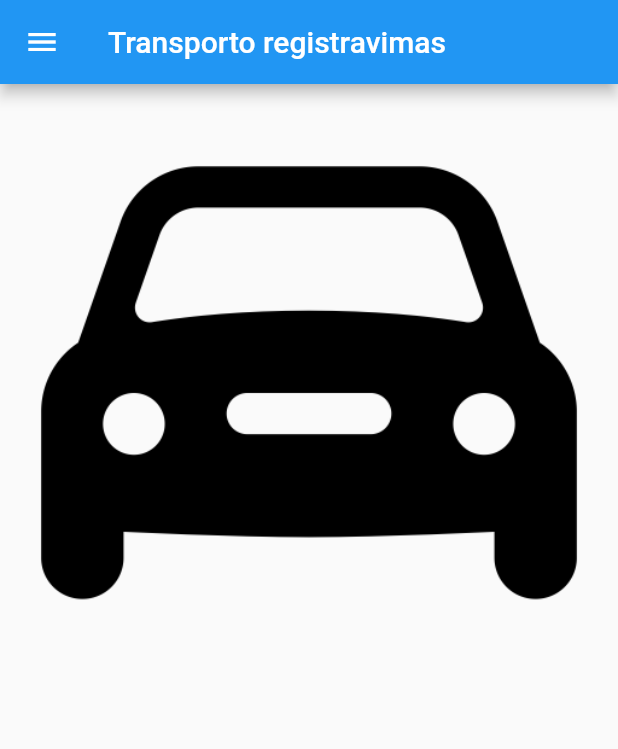
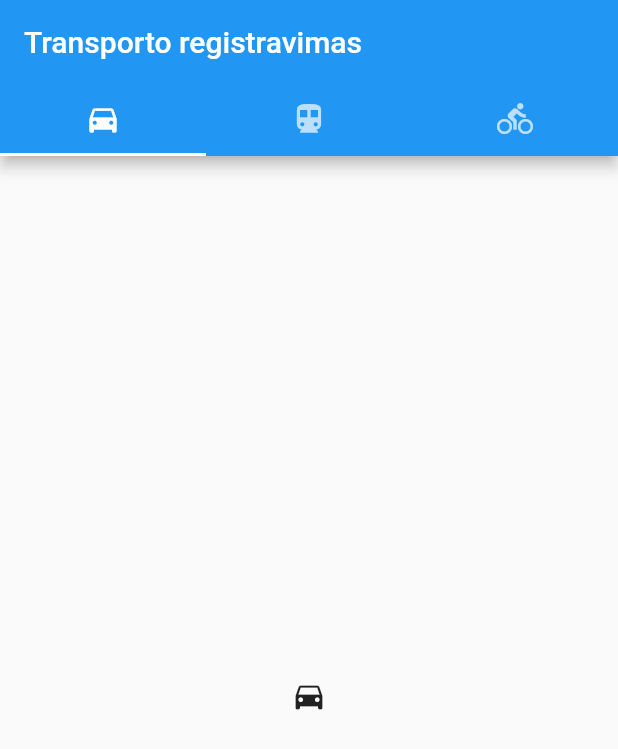
Before and after one commit to ErnestasMa/transporto_registravimas, a Flutter app: the screen it shows after launch, on a phone screen of 412 x 824 dp. Shown: the top 749 px of the screen. Run offline on Flutter 3.47's test engine with Material 2 defaults, Android fonts, the phone set to English and light mode, and no system bars.

```diff
--- a/lib/screens/home.dart
+++ b/lib/screens/home.dart
@@ -1,51 +1,33 @@
 import 'package:flutter/material.dart';
-
 
 class Home extends StatelessWidget {
 
-
   final car = Image.asset('assets/images/car.png');
-
 
   @override
   Widget build(BuildContext context) {
-    return Scaffold(
-      appBar: AppBar(title: Text('Transporto registravimas')),
-      body: car,
-
-      drawer: Drawer(
-        // Add a ListView to the drawer. This ensures the user can scroll
-        // through the options in the drawer if there isn't enough vertical
-        // space to fit everything.
-        child: ListView(
-          // Important: Remove any padding from the ListView.
-          padding: EdgeInsets.zero,
-          children: <Widget>[
-            DrawerHeader(
-              child: Text('Drawer Header'),
-              decoration: BoxDecoration(
-                color: Colors.blue,
+    return MaterialApp(
+      home:
+      DefaultTabController(
+        length: 3,
+        child: Scaffold(
+            appBar: AppBar(
+              bottom: TabBar(
+                tabs: [
+                  Tab(icon: Icon(Icons.directions_car)),
+                  Tab(icon: Icon(Icons.directions_transit)),
+                  Tab(icon: Icon(Icons.directions_bike)),
+                ],
               ),
+              title: Text('Transporto registravimas'),
             ),
-            ListTile(
-              title: Text('Item 1'),
-              onTap: () {
-                // Update the state of the app
-                // ...
-                // Then close the drawer
-                Navigator.pop(context);
-              },
+            body: TabBarView(
+              children: [
+                Icon(Icons.directions_car),
+                Icon(Icons.directions_transit),
+                Icon(Icons.directions_bike),
+              ],
             ),
-            ListTile(
-              title: Text('Item 2'),
-              onTap: () {
-                // Update the state of the app
-                // ...
-                // Then close the drawer
-                Navigator.pop(context);
-              },
-            ),
-          ],
         ),
       ),
     );
```
